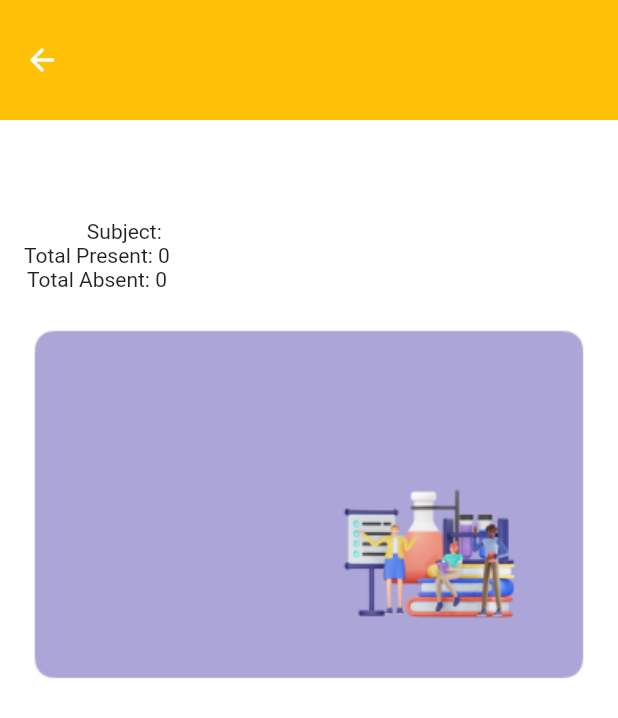
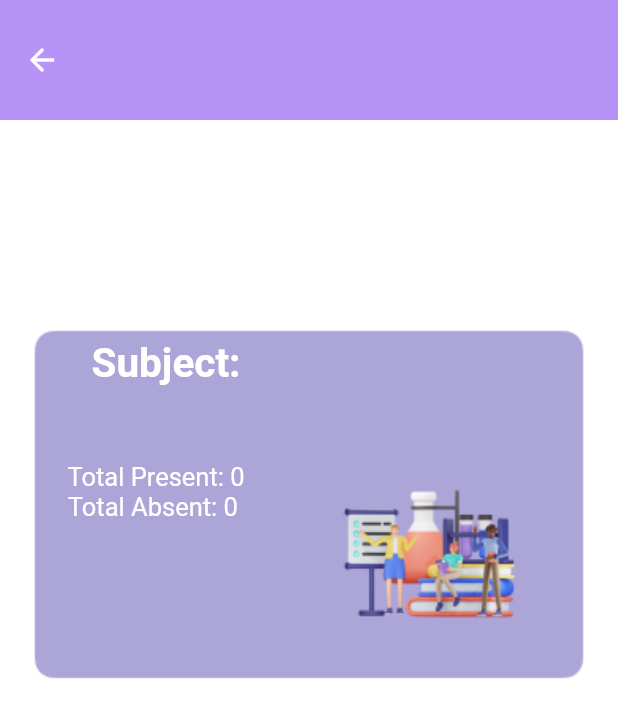
Before and after one commit to abhii421/Erp_App, a Flutter app: the SubjectScreen screen opened directly with empty values, on a phone screen of 412 x 824 dp. Shown: the top 718 px of the screen. Run offline on Flutter 3.47's test engine with Material 2 defaults, Android fonts, the light colour scheme and no system bars; our stand-ins replace dio, google_fonts, hidden_drawer_menu, image_picker, jwt_decoder, lottie and 3 more; missing offline and left inert: dart:ffi; accounts and stored records are empty; network calls fail.

Commit message:
subject ui complete

```diff
--- a/erp_app2/lib/subject.dart
+++ b/erp_app2/lib/subject.dart
@@ -75,7 +75,7 @@ class SubjectScreen extends StatelessWidget {
             fontSize: 24,
           ),
         ),
-        backgroundColor: Colors.amber, // Make the AppBar transparent
+        backgroundColor: Color.fromARGB(255, 183, 146, 247), // Make the AppBar transparent
         toolbarHeight: 80,
         elevation: 0,
       ),
@@ -97,11 +97,11 @@ class SubjectScreen extends StatelessWidget {
               children: [
 
                 Padding(
-                  padding: const EdgeInsets.only(left: 40, top: 50),
-                  child: Text('Subject: $subject'),
+                  padding: const EdgeInsets.only(left: 45, top: 130, bottom: 50),
+                  child: Text('Subject: $subject', style: TextStyle( color: Colors.white, fontSize: 27, fontWeight: FontWeight.bold),),
                 ),
-                Text('Total Present: ${totalPresent ?? 'N/A'}'),
-                Text('Total Absent: ${totalAbsent ?? 'N/A'}'),
+                Text('      Total Present: ${totalPresent ?? 'N/A'}' , style: TextStyle( color: Colors.white, fontSize: 17, fontWeight: FontWeight.normal),),
+                Text('     Total Absent: ${totalAbsent ?? 'N/A'}' , style: TextStyle( color: Colors.white, fontSize: 17, fontWeight: FontWeight.normal),),
               ],
             ),
           ),
```
